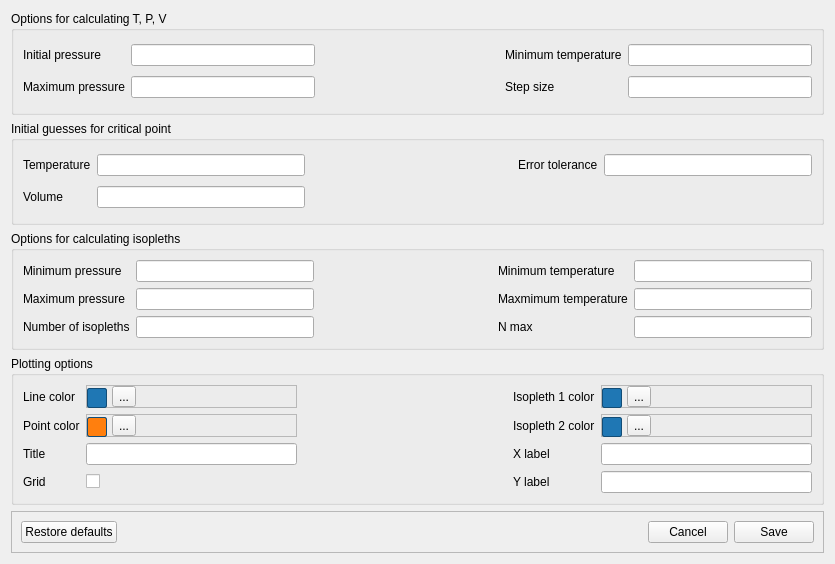
The window that addon/pycThermopack/gui/layouts/ph_env_options.ui (thermotools/thermopack) describes before a commit, drawn with Qt 5.
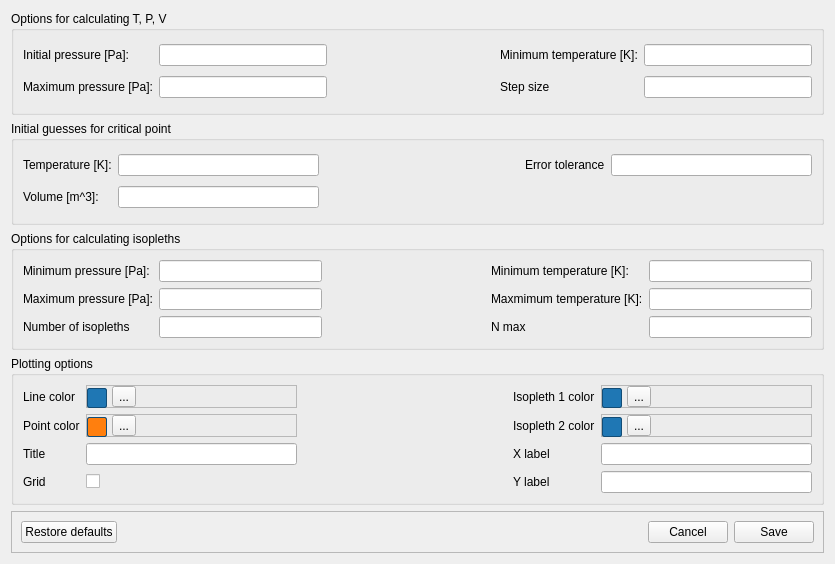
The same window after the commit.

Commit message: Finish units in Calc Mode. Remove unit options from Plot Mode

```diff
--- a/addon/pycThermopack/gui/layouts/ph_env_options.ui
+++ b/addon/pycThermopack/gui/layouts/ph_env_options.ui
@@ -43,7 +43,7 @@
       <item row="2" column="0">
        <widget class="QLabel" name="label_2">
         <property name="text">
-         <string>Maximum pressure</string>
+         <string>Maximum pressure [Pa]:</string>
         </property>
        </widget>
       </item>
@@ -64,7 +64,7 @@
       <item row="0" column="3">
        <widget class="QLabel" name="label_4">
         <property name="text">
-         <string>Minimum temperature</string>
+         <string>Minimum temperature [K]:</string>
         </property>
        </widget>
       </item>
@@ -78,7 +78,7 @@
       <item row="0" column="0">
        <widget class="QLabel" name="label">
         <property name="text">
-         <string>Initial pressure</string>
+         <string>Initial pressure [Pa]:</string>
         </property>
        </widget>
       </item>
@@ -127,7 +127,7 @@
       <item row="2" column="0">
        <widget class="QLabel" name="label_15">
         <property name="text">
-         <string>Volume</string>
+         <string>Volume [m^3]:</string>
         </property>
        </widget>
       </item>
@@ -141,7 +141,7 @@
       <item row="0" column="0">
        <widget class="QLabel" name="label_16">
         <property name="text">
-         <string>Temperature</string>
+         <string>Temperature [K]:</string>
         </property>
        </widget>
       </item>
@@ -183,21 +183,21 @@
       <item row="0" column="3">
        <widget class="QLabel" name="label_7">
         <property name="text">
-         <string>Minimum temperature</string>
+         <string>Minimum temperature [K]:</string>
         </property>
        </widget>
       </item>
       <item row="2" column="0">
        <widget class="QLabel" name="label_5">
         <property name="text">
-         <string>Maximum pressure</string>
+         <string>Maximum pressure [Pa]:</string>
         </property>
        </widget>
       </item>
       <item row="0" column="0">
        <widget class="QLabel" name="label_6">
         <property name="text">
-         <string>Minimum pressure</string>
+         <string>Minimum pressure [Pa]:</string>
         </property>
        </widget>
       </item>
@@ -218,7 +218,7 @@
       <item row="2" column="3">
        <widget class="QLabel" name="label_8">
         <property name="text">
-         <string>Maxmimum temperature</string>
+         <string>Maxmimum temperature [K]:</string>
         </property>
        </widget>
       </item>
```
Left out of the diff: 26 changed lines with no effect on the pictures. The commit also changes 8 other files.
